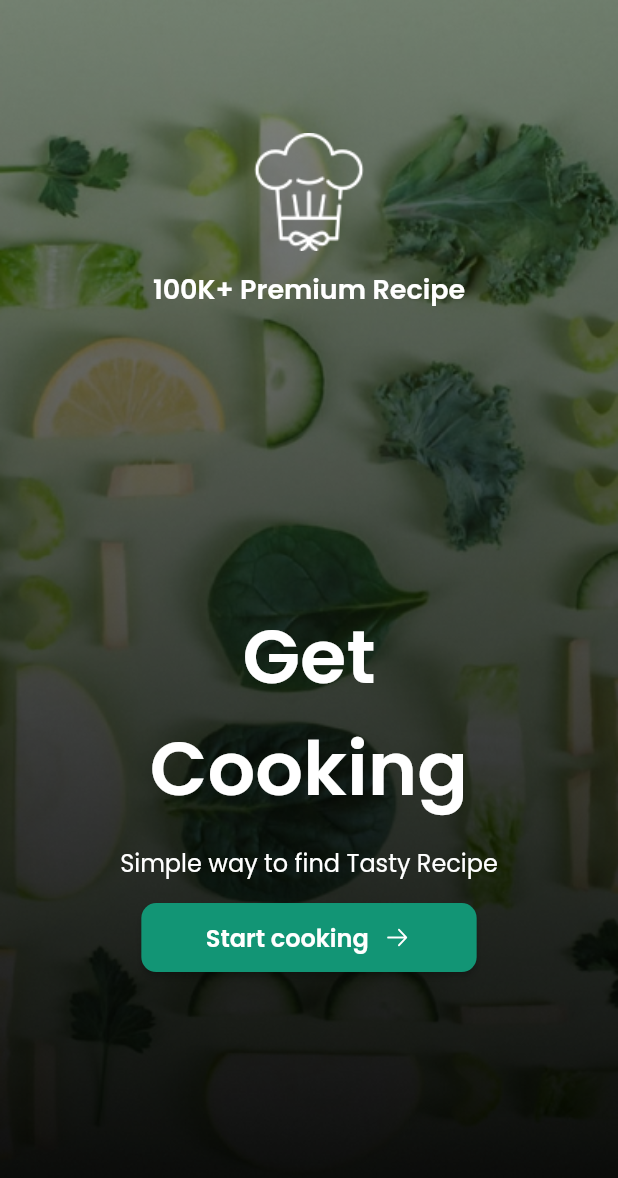
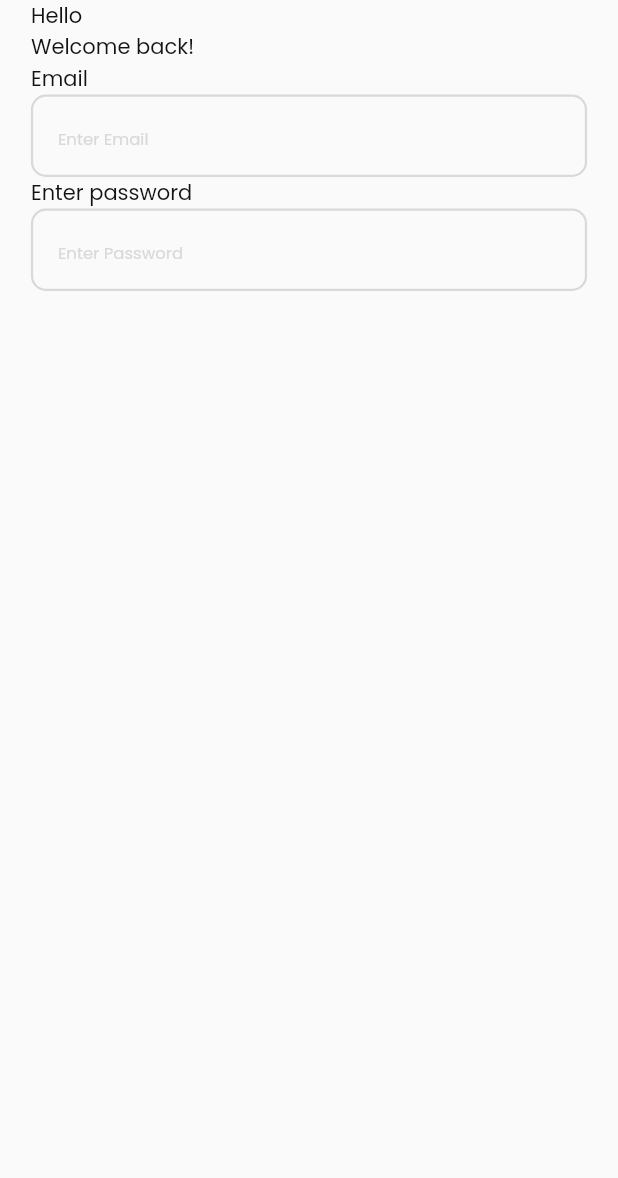
Before and after one commit to n0dustoll3ns/recipe_app, a Flutter app: the screen it shows after launch, after a tap on "Start cooking", on a phone screen of 412 x 824 dp. Shown: the top 1178 px of the screen. Run offline on Flutter 3.47's test engine with Material 2 defaults, Android fonts, the light colour scheme and no system bars; our stand-ins replace flutter_svg, google_fonts.

Commit message:
Navigation to Sign in Screen and 2 input fields

```diff
--- a/lib/main.dart
+++ b/lib/main.dart
@@ -22,10 +22,24 @@ class RecipeApp extends StatelessWidget {
               shape: RoundedRectangleBorder(borderRadius: BorderRadius.circular(10)),
               padding: const EdgeInsets.symmetric(horizontal: 43, vertical: 11)),
         ),
+        inputDecorationTheme: InputDecorationTheme(
+            contentPadding: EdgeInsets.symmetric(vertical: 15, horizontal: 18),
+            hintStyle: GoogleFonts.poppins(
+                fontWeight: FontWeight.w400, fontSize: 11, letterSpacing: 0, color: const Color(0xFFD9D9D9)),
+            focusedBorder: const OutlineInputBorder(
+              borderRadius: BorderRadius.all(Radius.circular(10)),
+              borderSide: BorderSide(color: Color(0xCC129575), width: 2.5),
+            ),
+            enabledBorder: const OutlineInputBorder(
+              borderRadius: BorderRadius.all(Radius.circular(10)),
+              borderSide: BorderSide(color: Color(0xFFD9D9D9), width: 1.5),
+            )),
         textTheme: TextTheme(
-          displayMedium: GoogleFonts.poppins(fontWeight: FontWeight.w600, fontSize: 50, letterSpacing: 0),
+          displayMedium:
+              GoogleFonts.poppins(height: 1.2, fontWeight: FontWeight.w600, fontSize: 50, letterSpacing: 0),
           titleMedium: GoogleFonts.poppins(fontWeight: FontWeight.w600, fontSize: 18, letterSpacing: 0),
-          bodySmall: GoogleFonts.poppins(fontWeight: FontWeight.w400, fontSize: 16, letterSpacing: 0),
+          bodyMedium: GoogleFonts.poppins(fontWeight: FontWeight.w400, fontSize: 16, letterSpacing: 0),
+          bodySmall: GoogleFonts.poppins(fontWeight: FontWeight.w400, fontSize: 14, letterSpacing: 0),
         ),
         primarySwatch: const MaterialColor(0xFF129575, {
           50: Color(0x18129575),
--- a/lib/presentation/screens/introduction.dart
+++ b/lib/presentation/screens/introduction.dart
@@ -1,5 +1,8 @@
+// ignore_for_file: unnecessary_new
+
 import 'package:flutter/material.dart';
 import 'package:flutter_svg/flutter_svg.dart';
+import 'package:recipe_app/presentation/screens/sign_in.dart';
 
 class Intro extends StatelessWidget {
   const Intro({super.key});
@@ -15,7 +18,7 @@ class Intro extends StatelessWidget {
           Column(
             children: [
               SizedBox(
-                height: MediaQuery.of(context).size.height / 8 * deviceHeightCoef,
+                height: MediaQuery.of(context).size.height / 12 * deviceHeightCoef,
               ),
               Image.asset(
                 'assets/icons/chefshat.png',
@@ -28,7 +31,7 @@ class Intro extends StatelessWidget {
                 style: Theme.of(context).textTheme.titleMedium!.copyWith(color: Colors.white),
               ),
               SizedBox(
-                height: MediaQuery.of(context).size.height * .273 * deviceHeightCoef,
+                height: MediaQuery.of(context).size.height * .243 * deviceHeightCoef,
               ),
               Text(
                 'Get \nCooking',
@@ -42,13 +45,16 @@ class Intro extends StatelessWidget {
               ),
               Text(
                 'Simple way to find Tasty Recipe',
-                style: Theme.of(context).textTheme.bodySmall!.copyWith(color: Colors.white),
+                style: Theme.of(context).textTheme.bodyMedium!.copyWith(color: Colors.white),
               ),
               SizedBox(
-                height: MediaQuery.of(context).size.height * .019 * deviceHeightCoef,
+                height: MediaQuery.of(context).size.height * .119 * deviceHeightCoef,
               ),
               ElevatedButton(
-                  onPressed: () {},
+                  onPressed: () {
+                    Navigator.pushReplacement(
+                        context, MaterialPageRoute(builder: (BuildContext context) => const SignIn()));
+                  },
                   child: Row(
                     mainAxisSize: MainAxisSize.min,
                     children: [
--- /dev/null
+++ b/lib/presentation/screens/sign_in.dart
@@ -0,0 +1,41 @@
+import 'package:flutter/material.dart';
+
+class SignIn extends StatelessWidget {
+  const SignIn({super.key});
+
+  @override
+  Widget build(BuildContext context) {
+    return Scaffold(
+      body: Padding(
+        padding: EdgeInsets.symmetric(horizontal: MediaQuery.of(context).size.width * .05),
+        child: Column(
+          crossAxisAlignment: CrossAxisAlignment.start,
+          children: [
+            Text(
+              'Hello',
+              style: Theme.of(context).textTheme.bodySmall!.copyWith(color: const Color(0xFF121212)),
+            ),
+            Text(
+              'Welcome back!',
+              style: Theme.of(context).textTheme.bodySmall!.copyWith(color: const Color(0xFF121212)),
+            ),
+            Text(
+              'Email',
+              style: Theme.of(context).textTheme.bodySmall!.copyWith(color: const Color(0xFF121212)),
+            ),
+            TextFormField(
+              decoration: InputDecoration(hintText: 'Enter Email'),
+            ),
+            Text(
+              'Enter password',
+              style: Theme.of(context).textTheme.bodySmall!.copyWith(color: const Color(0xFF121212)),
+            ),
+            TextFormField(
+              decoration: InputDecoration(hintText: 'Enter Password'),
+            ),
+          ],
+        ),
+      ),
+    );
+  }
+}
```
